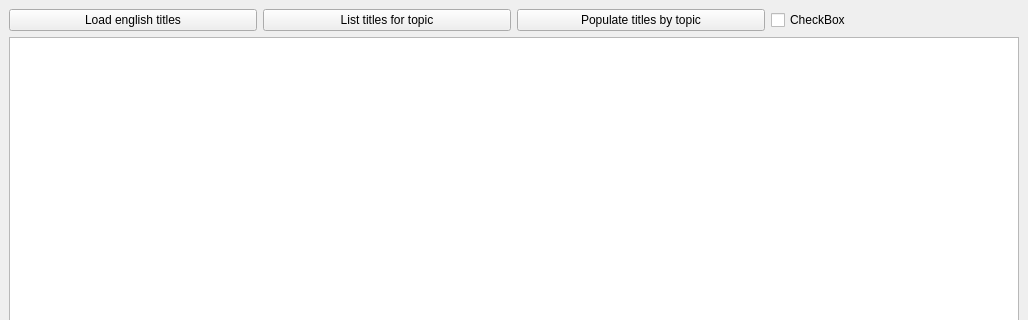
Before: the Qt Designer form mainwindow.ui in stoyan-shopov/qlg, drawn with Qt 5; both pictures show x 0 to 1028 and y 0 to 320 of the 1028 by 721 pixel window.
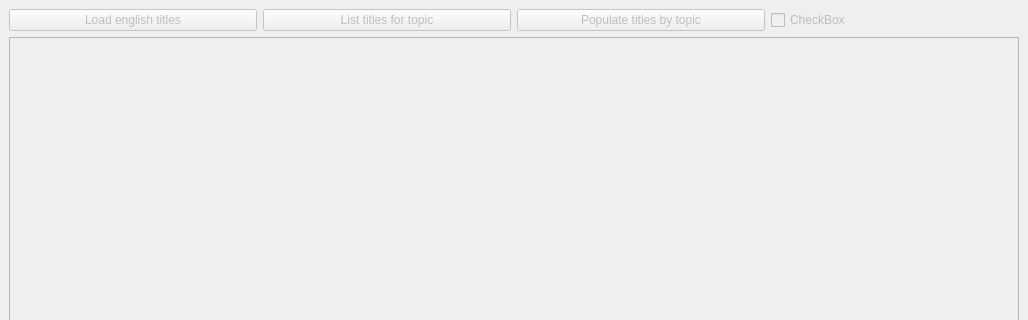
After: the same form once the commit is applied.

The edit to the form file:
```diff
--- a/mainwindow.ui
+++ b/mainwindow.ui
@@ -2,6 +2,9 @@
 <ui version="4.0">
  <class>MainWindow</class>
  <widget class="QMainWindow" name="MainWindow">
+  <property name="enabled">
+   <bool>false</bool>
+  </property>
   <property name="geometry">
    <rect>
     <x>0</x>
```
